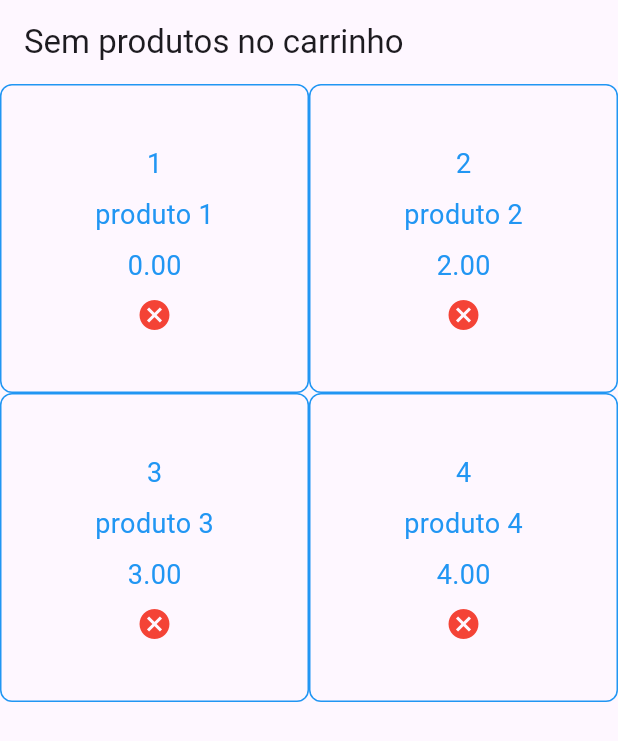
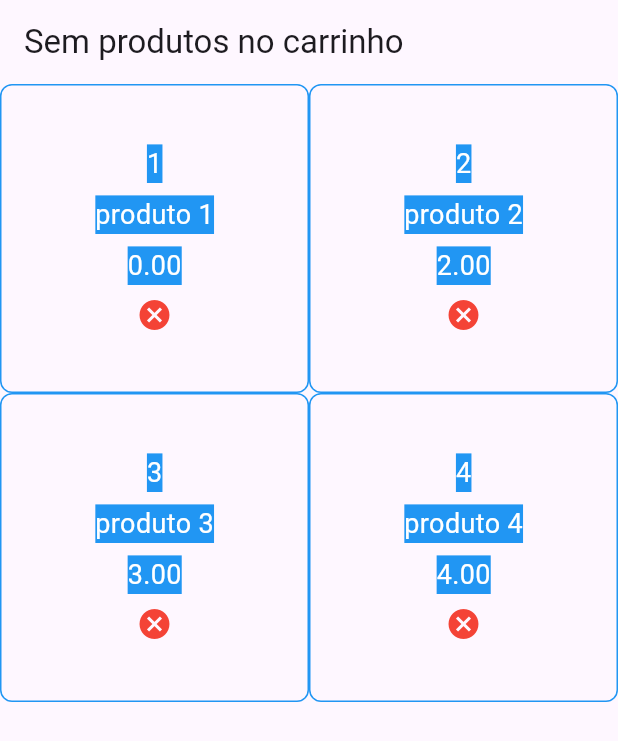
Before and after one commit to gdodev/aulas-flutter-senac, a Flutter app: the screen it shows after launch, on a phone screen of 412 x 824 dp. Shown: the top 741 px of the screen. Run offline on Flutter 3.47's test engine with Material 3 defaults, Android fonts, the phone set to English and light mode, and no system bars.

Commit message:
style: Inclui cor de fundo nos textos do widget do produto para demonstrar como funciona a propriedade background da classe TextStyle.

```diff
--- a/lib/carrinho.dart
+++ b/lib/carrinho.dart
@@ -28,9 +28,10 @@ class _CarrinhoState extends State<Carrinho> {
 
   @override
   Widget build(BuildContext context) {
-    const TextStyle estiloTextos = TextStyle(
+    final TextStyle estiloTextos = TextStyle(
       fontSize: 18,
-      color: Colors.blue,
+      color: Colors.white,
+      background: Paint()..color = Colors.blue,
     );
 
     return Scaffold(
```
